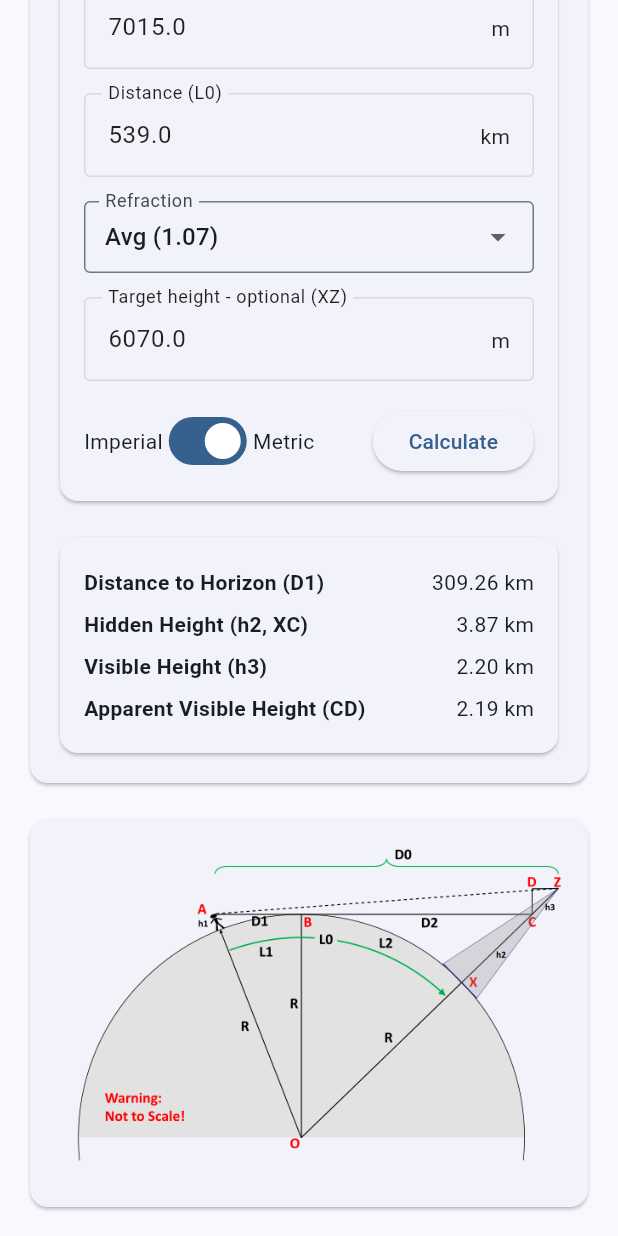
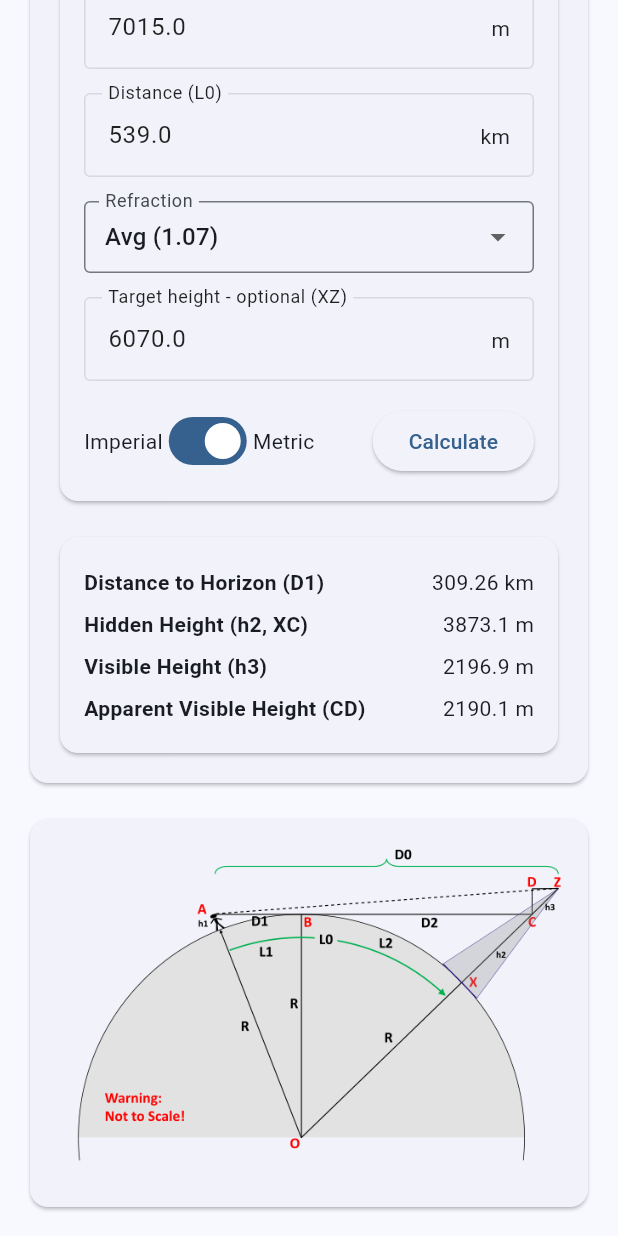
Before and after one commit to zartyblartfast/beyondHorizonCalc, a Flutter app: the screen it shows after launch, scrolled down 442 dp, on a phone screen of 412 x 824 dp. Run offline on Flutter 3.47's test engine with Material 3 defaults, Android fonts, the phone set to English and light mode, and no system bars; our stand-ins replace flutter_svg; project files that could hold a hidden picture were left out.

Commit message:
UI improvements: Added diagram transitions, fixed decimal places in input fields, improved height validation

```diff
--- a/lib/widgets/calculator/diagram_display.dart
+++ b/lib/widgets/calculator/diagram_display.dart
@@ -28,7 +28,8 @@ class DiagramDisplay extends StatelessWidget {
     // Compare target height with h2
     if (targetHeight! < h2InMeters) {
       return 'assets/images/BTH_2.png';
-    } else if ((targetHeight! - h2InMeters).abs() < 0.000001) { // Use small epsilon for floating point comparison
+    } else if ((targetHeight! - h2InMeters).abs() < 0.000001) {
+      // Use small epsilon for floating point comparison
       return 'assets/images/BTH_3.png';
     } else {
       return 'assets/images/BTH_4.png';
@@ -37,9 +38,32 @@ class DiagramDisplay extends StatelessWidget {
 
   @override
   Widget build(BuildContext context) {
-    return Image.asset(
-      _getDiagramAsset(),
-      fit: BoxFit.contain,
+    return AnimatedSwitcher(
+      duration: const Duration(milliseconds: 500),
+      layoutBuilder: (Widget? currentChild, List<Widget> previousChildren) {
+        return Stack(
+          alignment: Alignment.center,
+          children: <Widget>[
+            ...previousChildren,
+            if (currentChild != null) currentChild,
+          ],
+        );
+      },
+      transitionBuilder: (Widget child, Animation<double> animation) {
+        return FadeTransition(
+          opacity: CurvedAnimation(
+            parent: animation,
+            curve: const Interval(0.0, 0.6, curve: Curves.easeOut),
+            reverseCurve: const Interval(0.4, 1.0, curve: Curves.easeOut),
+          ),
+          child: child,
+        );
+      },
+      child: Image.asset(
+        _getDiagramAsset(),
+        key: ValueKey<String>(_getDiagramAsset()),
+        fit: BoxFit.contain,
+      ),
     );
   }
 }
--- a/lib/widgets/calculator/input_fields.dart
+++ b/lib/widgets/calculator/input_fields.dart
@@ -280,9 +280,13 @@ class InputFields extends StatelessWidget {
     if (height < 0) {
       return 'Height cannot be negative';
     }
-    final maxHeight = isMetric ? RangeLimits.maxTargetHeight : RangeLimits.maxTargetHeight * 3.28084;
-    if (height > maxHeight) {
-      return 'Height must be less than ${maxHeight.toStringAsFixed(0)}${isMetric ? 'm' : 'ft'}';
+
+    // Convert input to meters if in imperial
+    final heightInMeters = isMetric ? height : height / 3.28084;
+
+    if (heightInMeters > RangeLimits.maxTargetHeight) {
+      final maxDisplay = isMetric ? RangeLimits.maxTargetHeight : RangeLimits.maxTargetHeight * 3.28084;
+      return 'Height must be less than ${maxDisplay.toStringAsFixed(0)}${isMetric ? 'm' : 'ft'}';
     }
     return null;
   }
--- a/lib/widgets/calculator/results_display.dart
+++ b/lib/widgets/calculator/results_display.dart
@@ -21,8 +21,8 @@ class ResultsDisplay extends StatelessWidget {
 
   String _formatHeight(double? value) {
     if (value == null) return 'N/A';
-    final double displayValue = isMetric ? value : value * 3.28084; // m to ft
-    return '${displayValue.toStringAsFixed(2)} ${isMetric ? 'km' : 'ft'}';
+    final double displayValue = isMetric ? value * 1000 : value * 3280.84; // km to m, or km to ft
+    return '${displayValue.toStringAsFixed(1)} ${isMetric ? 'm' : 'ft'}';
   }
 
   String _getDiagramAsset() {
--- a/lib/widgets/calculator_form.dart
+++ b/lib/widgets/calculator_form.dart
@@ -32,8 +32,10 @@ class _CalculatorFormState extends State<CalculatorForm> {
     // Set default preset to the first one
     _selectedPreset = LineOfSightPreset.presets.first;
     // Initialize controllers with default preset values
-    _observerHeightController.text = _selectedPreset!.observerHeight.toString();
-    _distanceController.text = _selectedPreset!.distance.toString();
+    final observerHeight = _isMetric ? _selectedPreset!.observerHeight : _selectedPreset!.observerHeight * 3.28084;
+    final distance = _isMetric ? _selectedPreset!.distance : _selectedPreset!.distance * 0.621371;
+    _observerHeightController.text = observerHeight.toStringAsFixed(1);
+    _distanceController.text = distance.toStringAsFixed(1);
     _refractionFactorController.text = _selectedPreset!.refractionFactor.toString();
     _targetHeightController.text = _selectedPreset!.targetHeight?.toString() ?? '';
 
@@ -59,8 +61,10 @@ class _CalculatorFormState extends State<CalculatorForm> {
     setState(() {
       _selectedPreset = preset;
       if (preset != null) {
-        _observerHeightController.text = preset.observerHeight.toString();
-        _distanceController.text = preset.distance.toString();
+        final observerHeight = _isMetric ? preset.observerHeight : preset.observerHeight * 3.28084;
+        final distance = _isMetric ? preset.distance : preset.distance * 0.621371;
+        _observerHeightController.text = observerHeight.toStringAsFixed(1);
+        _distanceController.text = distance.toStringAsFixed(1);
         _refractionFactorController.text = preset.refractionFactor.toString();
         _targetHeightController.text = preset.targetHeight?.toString() ?? '';
         // Automatically calculate when preset changes
@@ -85,7 +89,7 @@ class _CalculatorFormState extends State<CalculatorForm> {
       if (_distanceController.text.isNotEmpty) {
         final double value = double.parse(_distanceController.text);
         final double converted = isMetric ? value * 1.60934 : value * 0.621371;
-        _distanceController.text = converted.toStringAsFixed(2);
+        _distanceController.text = converted.toStringAsFixed(1);
       }
       if (_targetHeightController.text.isNotEmpty) {
         final double value = double.parse(_targetHeightController.text);
```
